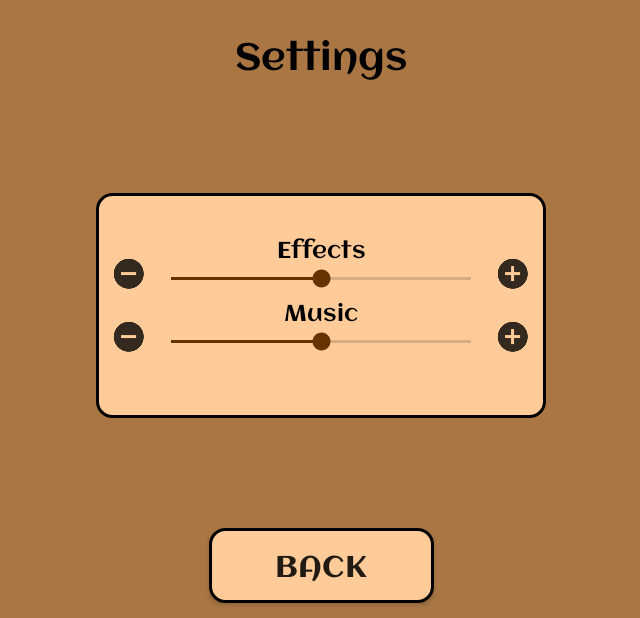
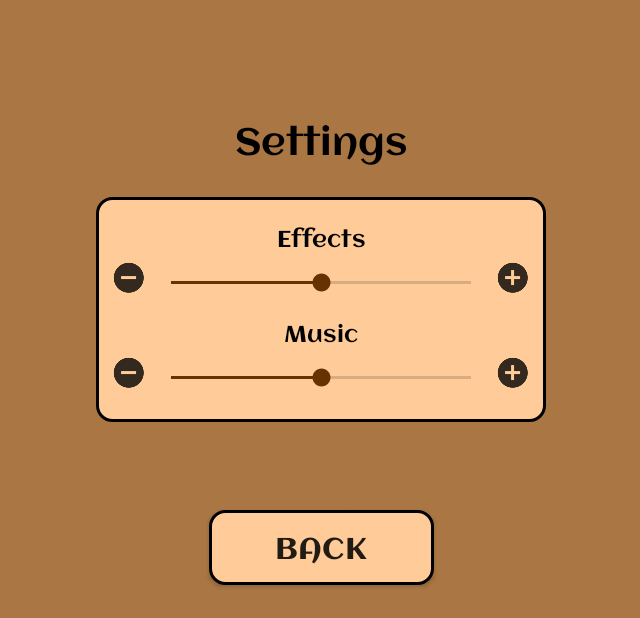
Before and after one commit to moevm/mse_customary_clone_of_Carcassonne, an Android app: the screen it shows after launch (SettingsActivity), after a tap on an icon or button, on a phone screen of 824 x 412 dp (held sideways). Shown: the whole screen, without its empty margins (297-937 px from the left). Run offline under Robolectric (Android 15) with nearby library versions, the phone set to English and light mode, and no system bars.

Commit message:
fixes
- Небольшие исправления и доработки

```diff
--- a/app/src/main/java/carcassonne/se/carcassonnecustomclone/InfoActivity.kt
+++ b/app/src/main/java/carcassonne/se/carcassonnecustomclone/InfoActivity.kt
@@ -10,6 +10,7 @@ class InfoActivity : AppCompatActivity() {
     override fun onCreate(savedInstanceState: Bundle?) {
         super.onCreate(savedInstanceState)
         setContentView(R.layout.activity_info)
+        setFullscreenMode()
         setButtonListeners()
     }
 
@@ -33,7 +34,7 @@ class InfoActivity : AppCompatActivity() {
     }
 
 
-    fun setButtonListeners() {
+    private fun setButtonListeners() {
         backButton.setOnClickListener {
             finish()
         }
--- a/app/src/main/java/carcassonne/se/carcassonnecustomclone/MainMenuActivity.kt
+++ b/app/src/main/java/carcassonne/se/carcassonnecustomclone/MainMenuActivity.kt
@@ -11,9 +11,8 @@ class MainMenuActivity : AppCompatActivity() {
     override fun onCreate(savedInstanceState: Bundle?) {
         super.onCreate(savedInstanceState)
         setContentView(R.layout.activity_main_menu)
+        setFullscreenMode()
         setButtonListeners()
-
-
     }
 
     override fun onResume() {
--- a/app/src/main/java/carcassonne/se/carcassonnecustomclone/PlayersActivity.kt
+++ b/app/src/main/java/carcassonne/se/carcassonnecustomclone/PlayersActivity.kt
@@ -60,6 +60,7 @@ class PlayersActivity : AppCompatActivity() {
     private fun addNewPlayer() {
         playerArea.removeView(findViewById(R.id.addPlayerButton))
         addPlayerButton()
+        setFullscreenMode()
         addAddButton()
     }
 
--- a/app/src/main/java/carcassonne/se/carcassonnecustomclone/RulesActivity.kt
+++ b/app/src/main/java/carcassonne/se/carcassonnecustomclone/RulesActivity.kt
@@ -10,6 +10,7 @@ class RulesActivity : AppCompatActivity() {
     override fun onCreate(savedInstanceState: Bundle?) {
         super.onCreate(savedInstanceState)
         setContentView(R.layout.activity_rules)
+        setFullscreenMode()
         setButtonListeners()
     }
 
@@ -31,7 +32,7 @@ class RulesActivity : AppCompatActivity() {
                 or View.SYSTEM_UI_FLAG_FULLSCREEN)
     }
 
-    fun setButtonListeners() {
+    private fun setButtonListeners() {
         backButton.setOnClickListener {
             finish()
         }
--- a/app/src/main/java/carcassonne/se/carcassonnecustomclone/SettingsActivity.kt
+++ b/app/src/main/java/carcassonne/se/carcassonnecustomclone/SettingsActivity.kt
@@ -10,8 +10,9 @@ class SettingsActivity : AppCompatActivity() {
     override fun onCreate(savedInstanceState: Bundle?) {
         super.onCreate(savedInstanceState)
         setContentView(R.layout.activity_settings)
+        setFullscreenMode()
         setButtonListeners()
-        configureSettings()
+        configureBars()
     }
 
 
@@ -35,7 +36,7 @@ class SettingsActivity : AppCompatActivity() {
     }
 
     //TODO: Сделать нормально
-    private fun configureSettings() {
+    private fun configureBars() {
         effectsBar.max = 20
         musicBar.max = 20
         effectsBar.progress = 10
@@ -43,7 +44,7 @@ class SettingsActivity : AppCompatActivity() {
     }
 
 
-    fun setButtonListeners() {
+    private fun setButtonListeners() {
         backButton.setOnClickListener {
             finish()
         }
--- a/app/src/main/res/drawable/button_rounded_corners.xml
+++ b/app/src/main/res/drawable/button_rounded_corners.xml
@@ -15,4 +15,5 @@
             <corners android:radius="10dp"/>
         </shape>
     </item>
+
 </selector>
--- a/app/src/main/res/layout/activity_info.xml
+++ b/app/src/main/res/layout/activity_info.xml
@@ -21,7 +21,6 @@
     <TextView android:layout_width="match_parent"
               android:layout_height="0dp"
               style="@style/TextAreaStyle"
-
               app:layout_constraintTop_toBottomOf="@id/title"
               app:layout_constraintBottom_toTopOf="@id/backButton"/>
 
--- a/app/src/main/res/layout/activity_rules.xml
+++ b/app/src/main/res/layout/activity_rules.xml
@@ -20,14 +20,12 @@
     <TextView android:layout_width="match_parent"
               android:layout_height="0dp"
               style="@style/TextAreaStyle"
-
               app:layout_constraintTop_toBottomOf="@id/title"
               app:layout_constraintBottom_toTopOf="@id/backButton"/>
 
     <Button style="@style/MenuButtonStyle"
             android:text="@string/button_back"
             android:id="@+id/backButton"
-
             app:layout_constraintLeft_toLeftOf="parent"
             app:layout_constraintRight_toRightOf="parent"
             app:layout_constraintBottom_toBottomOf="parent"
--- a/app/src/main/res/layout/activity_settings.xml
+++ b/app/src/main/res/layout/activity_settings.xml
@@ -11,20 +11,22 @@
               android:layout_height="wrap_content"
               style="@style/TitleText"
               android:id="@+id/title"
+              android:layout_marginBottom="20dp"
               android:text="@string/title_settings"
-              android:layout_marginTop="20dp"
-              app:layout_constraintTop_toTopOf="parent"
               app:layout_constraintLeft_toLeftOf="parent"
-              app:layout_constraintRight_toRightOf="parent"/>
+              app:layout_constraintRight_toRightOf="parent"
+              app:layout_constraintBottom_toTopOf="@id/settingsArea"
+    />
 
-    <!-- TODO: сделать размеры нормально, да т в целом все плохо, переделать зависимости -->
     <android.support.constraint.ConstraintLayout android:layout_width="300dp"
                                                  android:layout_height="150dp"
                                                  app:layout_constraintLeft_toLeftOf="parent"
                                                  app:layout_constraintRight_toRightOf="parent"
-                                                 app:layout_constraintBottom_toTopOf="@id/backButton"
-                                                 app:layout_constraintTop_toBottomOf="@id/title"
-                                                 android:background="@drawable/rounded_corners">
+                                                 app:layout_constraintBottom_toBottomOf="parent"
+                                                 app:layout_constraintTop_toTopOf="parent"
+                                                 android:background="@drawable/rounded_corners"
+                                                 android:id="@+id/settingsArea"
+    >
 
         <TextView android:layout_width="wrap_content"
                   android:layout_height="wrap_content"
@@ -32,6 +34,7 @@
                   android:fontFamily="@font/aclonica"
                   android:textColor="#000"
                   android:textSize="15sp"
+                  android:layout_marginBottom="10dp"
                   android:background="@color/colorMenuButton"
                   app:layout_constraintLeft_toLeftOf="parent"
                   app:layout_constraintRight_toRightOf="parent"
@@ -47,7 +50,6 @@
                      app:layout_constraintTop_toTopOf="parent"
                      app:layout_constraintBottom_toBottomOf="parent"
                      app:layout_constraintLeft_toLeftOf="parent"
-
         />
 
         <ImageButton android:layout_width="wrap_content"
@@ -59,17 +61,14 @@
                      app:layout_constraintTop_toTopOf="parent"
                      app:layout_constraintBottom_toBottomOf="parent"
                      app:layout_constraintRight_toRightOf="parent"
-
         />
 
         <SeekBar android:layout_width="0dp"
                  android:layout_height="wrap_content"
                  android:id="@+id/effectsBar"
-                 app:layout_constraintVertical_bias="0.3"
                  app:layout_constraintBottom_toBottomOf="@id/effectsMinus"
                  app:layout_constraintLeft_toRightOf="@id/effectsMinus"
                  app:layout_constraintRight_toLeftOf="@id/effectsPlus"
-
         />
 
 
@@ -80,11 +79,11 @@
                   android:textColor="#000"
                   android:textSize="15sp"
                   android:background="@color/colorMenuButton"
+                  android:layout_marginBottom="10dp"
                   app:layout_constraintLeft_toLeftOf="parent"
                   app:layout_constraintRight_toRightOf="parent"
                   app:layout_constraintBottom_toTopOf="@+id/musicBar"
         />
-
 
 
         <ImageButton android:layout_width="wrap_content"
@@ -92,11 +91,10 @@
                      style="@style/ImageMenuButtonStyle"
                      app:srcCompat="@drawable/ic_minus"
                      android:id="@+id/musicMinus"
-                     app:layout_constraintVertical_bias="0.7"
+                     app:layout_constraintVertical_bias="0.9"
                      app:layout_constraintTop_toTopOf="parent"
                      app:layout_constraintBottom_toBottomOf="parent"
                      app:layout_constraintLeft_toLeftOf="parent"
-
         />
 
         <ImageButton android:layout_width="wrap_content"
@@ -104,17 +102,15 @@
                      style="@style/ImageMenuButtonStyle"
                      app:srcCompat="@drawable/ic_plus"
                      android:id="@+id/musicPlus"
-                     app:layout_constraintVertical_bias="0.7"
+                     app:layout_constraintVertical_bias="0.9"
                      app:layout_constraintTop_toTopOf="parent"
                      app:layout_constraintBottom_toBottomOf="parent"
                      app:layout_constraintRight_toRightOf="parent"
-
         />
 
         <SeekBar android:layout_width="0dp"
                  android:layout_height="wrap_content"
                  android:id="@+id/musicBar"
-                 app:layout_constraintVertical_bias="0.7"
                  app:layout_constraintBottom_toBottomOf="@id/musicMinus"
                  app:layout_constraintLeft_toRightOf="@id/musicMinus"
                  app:layout_constraintRight_toLeftOf="@id/musicPlus"
@@ -126,8 +122,10 @@
     <Button style="@style/MenuButtonStyle"
             android:text="@string/button_back"
             android:id="@+id/backButton"
+            app:layout_constraintTop_toBottomOf="@id/settingsArea"
             app:layout_constraintLeft_toLeftOf="parent"
             app:layout_constraintRight_toRightOf="parent"
             app:layout_constraintBottom_toBottomOf="parent"
+            app:layout_constraintVertical_bias="0.8"
     />
 </android.support.constraint.ConstraintLayout>
--- a/app/src/main/res/values/styles.xml
+++ b/app/src/main/res/values/styles.xml
@@ -53,6 +53,7 @@
 
     <style name="PlayerButtonStyle" parent="android:style/Widget.ImageButton">
         <item name="android:background">@drawable/circle</item>
+        <item name="android:scaleType">fitXY</item>
         <item name="android:layout_margin">10dp</item>
     </style>
 </resources>
```
Also changed, not shown: app/src/main/res/layout/activity_players.xml (+4 -4 lines), 1 other file. Lines whose indentation alone changed are shown as unchanged.
